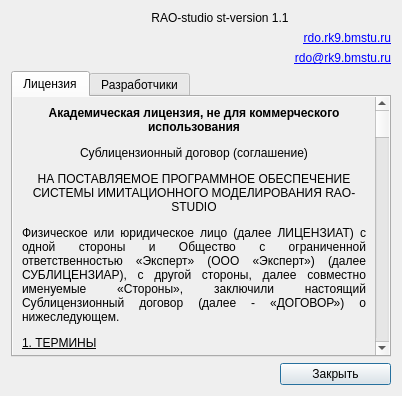
Qt form rdo/app/rdo_studio/trunk/res/ui/about.ui (aurusov/rdo_studio) before a commit.
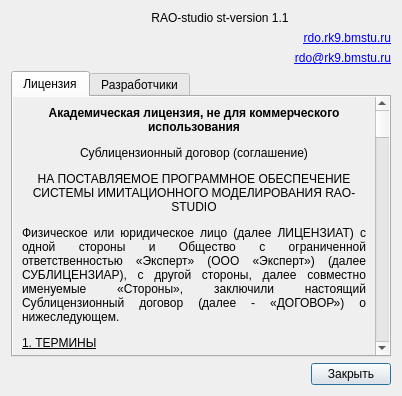
The same form after that commit. Icons and pictures are not drawn.

Commit message: - настроена кнопка Закрыть

```diff
--- a/rdo/app/rdo_studio/trunk/res/ui/about.ui
+++ b/rdo/app/rdo_studio/trunk/res/ui/about.ui
@@ -78,7 +78,7 @@
      </property>
     </widget>
    </item>
-   <item row="1" column="2">
+   <item row="1" column="1" colspan="2">
     <widget class="QLabel" name="www">
      <property name="font">
       <font>
@@ -96,7 +96,7 @@
      </property>
     </widget>
    </item>
-   <item row="2" column="2">
+   <item row="2" column="1" colspan="2">
     <widget class="QLabel" name="email">
      <property name="text">
       <string>&lt;A HREF=&quot;mailto:rdo@rk9.bmstu.ru&quot;&gt;rdo@rk9.bmstu.ru&lt;/A&gt;</string>
@@ -247,6 +247,12 @@
    </item>
    <item row="4" column="2">
     <widget class="QPushButton" name="closeButton">
+     <property name="sizePolicy">
+      <sizepolicy hsizetype="Fixed" vsizetype="Fixed">
+       <horstretch>0</horstretch>
+       <verstretch>0</verstretch>
+      </sizepolicy>
+     </property>
      <property name="text">
       <string>Закрыть</string>
      </property>
```
Left out of the diff: 4 changed lines with no effect on the pictures.
